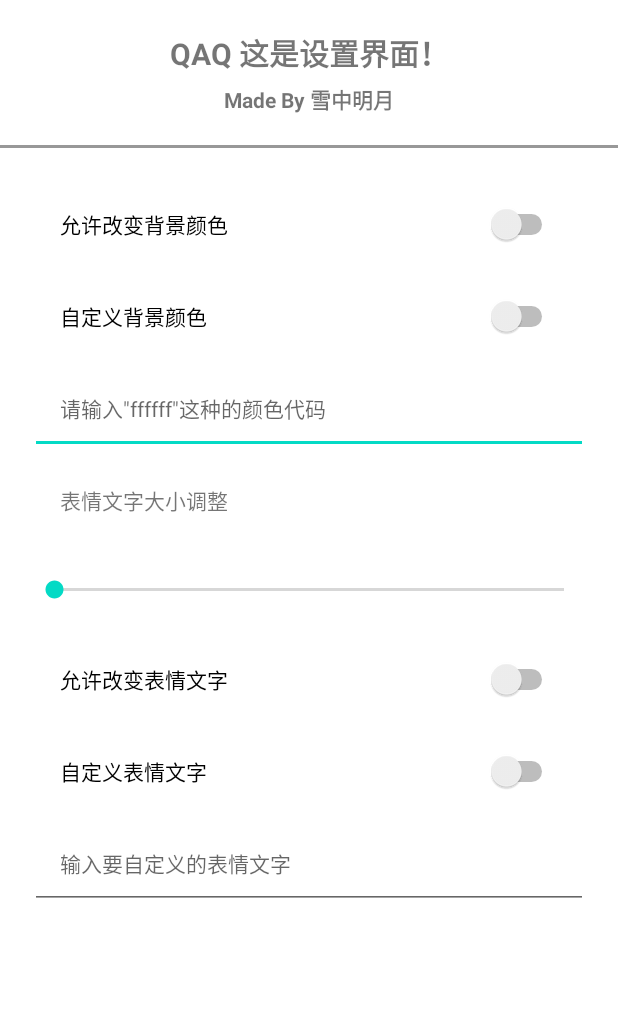
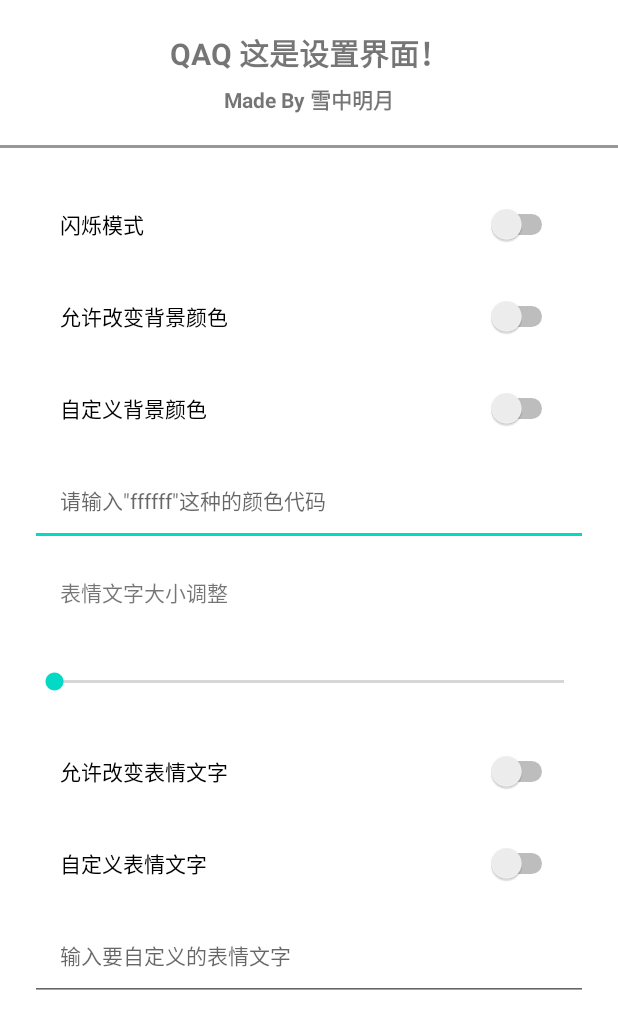
Before and after one commit to lswlc33/AS-Emoji-Clock, an Android app: the layout activity_setting.xml on its own in the app's theme, with its tools: preview values and no code run, on a phone screen of 412 x 824 dp. Shown: the top 1029 px of the screen. Run offline under Robolectric (Android 15) with nearby library versions, the phone set to English and light mode, and no system bars.

Commit message:
添加了闪烁模式的UI开关（没加功能）

```diff
--- a/app/src/main/res/layout/activity_setting.xml
+++ b/app/src/main/res/layout/activity_setting.xml
@@ -42,6 +42,13 @@
             android:layout_height="wrap_content"
             android:orientation="vertical"
             android:padding="20dp">
+
+            <Switch
+                android:id="@+id/switch5"
+                android:layout_width="match_parent"
+                android:layout_height="wrap_content"
+                android:padding="20dp"
+                android:text="闪烁模式" />
 
             <Switch
                 android:id="@+id/switch1"
```
Also changed, not shown: app/build.gradle (+11 -1 lines), app/src/main/java/testcom/ikun/myclock/Setting.java (+23 -1 lines).
